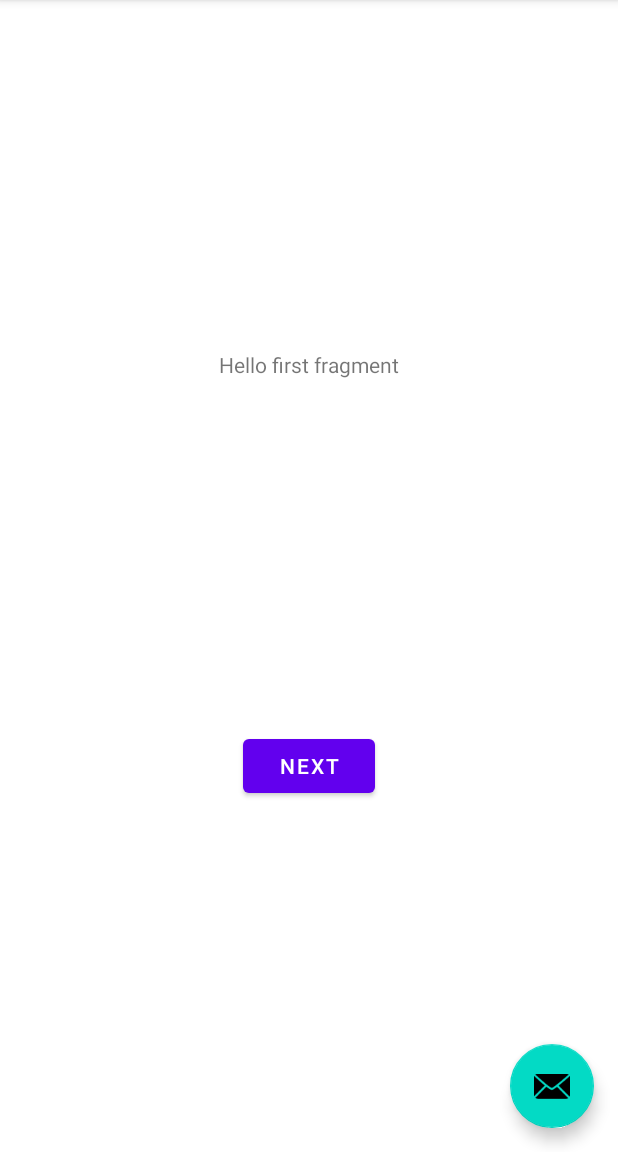
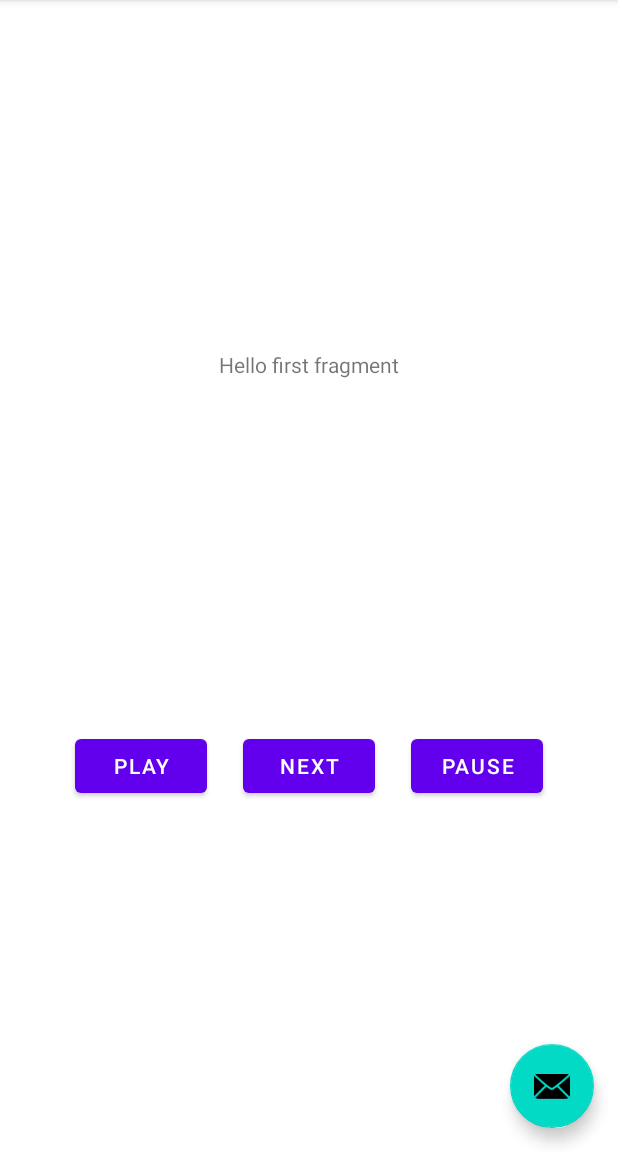
Before and after one commit to Ryan-Bryla-Bose/medianotification, an Android app: the screen it shows after launch (MainActivity), on a phone screen of 412 x 824 dp, the part 84-1236 px from its top. Run offline under Robolectric (Android 15) with nearby library versions, the phone set to English and light mode, and no system bars.

Commit message:
added controller to see if sending pending intents from anywhere would work, added buttons for play and pause in first fragment

```diff
--- a/app/src/main/java/com/testing/medianotification/FirstFragment.kt
+++ b/app/src/main/java/com/testing/medianotification/FirstFragment.kt
@@ -7,6 +7,7 @@ import android.view.View
 import android.view.ViewGroup
 import android.widget.Button
 import androidx.navigation.fragment.findNavController
+import kotlinx.android.synthetic.main.fragment_first.*
 
 /**
  * A simple [Fragment] subclass as the default destination in the navigation.
@@ -27,5 +28,15 @@ class FirstFragment : Fragment() {
         view.findViewById<Button>(R.id.button_first).setOnClickListener {
             findNavController().navigate(R.id.action_FirstFragment_to_SecondFragment)
         }
+
+        val myController = MyController(requireContext())
+
+        button_play.setOnClickListener {
+            myController.play()
+        }
+
+        button_pause.setOnClickListener {
+            myController.pause()
+        }
     }
 }
--- a/app/src/main/java/com/testing/medianotification/MainActivity.kt
+++ b/app/src/main/java/com/testing/medianotification/MainActivity.kt
@@ -14,6 +14,7 @@ import com.google.android.material.floatingactionbutton.FloatingActionButton
 import com.google.android.material.snackbar.Snackbar
 import com.testing.medianotification.notification.MediaPlaybackService
 import com.testing.medianotification.notification.MyConnectionCallback
+import kotlinx.android.synthetic.main.fragment_first.*
 
 
 class MainActivity : AppCompatActivity() {
@@ -30,6 +31,8 @@ class MainActivity : AppCompatActivity() {
             Snackbar.make(view, "Replace with your own action", Snackbar.LENGTH_LONG)
                 .setAction("Action", null).show()
         }
+
+
 
         mediaBrowser = MediaBrowser(
             this,
--- a/app/src/main/java/com/testing/medianotification/notification/Manager.kt
+++ b/app/src/main/java/com/testing/medianotification/notification/Manager.kt
@@ -128,6 +128,7 @@ class Manager private constructor(
             )
             .setColor(context.resources.getColor(R.color.purple_200, context.theme))
             .setColorized(true)
+            .setOngoing(true)
     }
 
 }
--- a/app/src/main/res/layout/fragment_first.xml
+++ b/app/src/main/res/layout/fragment_first.xml
@@ -25,4 +25,24 @@
         app:layout_constraintEnd_toEndOf="parent"
         app:layout_constraintStart_toStartOf="parent"
         app:layout_constraintTop_toBottomOf="@id/textview_first" />
+
+    <Button
+        android:id="@+id/button_pause"
+        android:layout_width="wrap_content"
+        android:layout_height="wrap_content"
+        android:text="Pause"
+        android:layout_marginEnd="50dp"
+        app:layout_constraintBottom_toBottomOf="parent"
+        app:layout_constraintEnd_toEndOf="parent"
+        app:layout_constraintTop_toBottomOf="@id/textview_first" />
+
+    <Button
+        android:id="@+id/button_play"
+        android:layout_width="wrap_content"
+        android:layout_height="wrap_content"
+        android:layout_marginStart="50dp"
+        android:text="Play"
+        app:layout_constraintBottom_toBottomOf="parent"
+        app:layout_constraintStart_toStartOf="parent"
+        app:layout_constraintTop_toBottomOf="@id/textview_first" />
 </androidx.constraintlayout.widget.ConstraintLayout>
```
Also changed, not shown: app/src/main/java/com/testing/medianotification/MyController.kt (added, +17 -0 lines), app/src/main/java/com/testing/medianotification/notification/MediaPlaybackService.kt (+21 -7 lines), app/src/main/java/com/testing/medianotification/notification/MySessionCallback.kt (+28 -7 lines).
